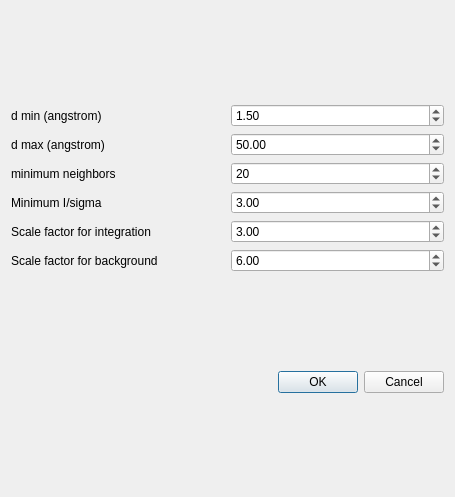
The window that apps/nsxqt/ui/DialogCalculatedPeaks.ui (k61n/openhkl) describes before a commit, drawn with Qt 5.
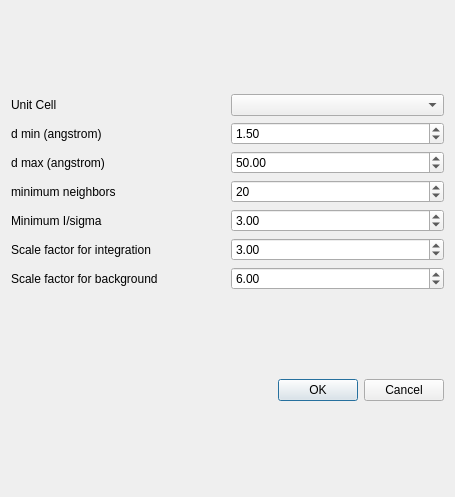
The same window after the commit.

The edit to the form file:
```diff
--- a/apps/nsxqt/ui/DialogCalculatedPeaks.ui
+++ b/apps/nsxqt/ui/DialogCalculatedPeaks.ui
@@ -26,8 +26,18 @@
    </item>
    <item row="1" column="0">
     <layout class="QGridLayout" name="gridLayout_2">
-     <item row="6" column="1">
-      <widget class="QDoubleSpinBox" name="peakScaleSpinBox">
+     <item row="1" column="0">
+      <widget class="QLabel" name="label">
+       <property name="text">
+        <string>d min (angstrom)</string>
+       </property>
+      </widget>
+     </item>
+     <item row="4" column="2">
+      <widget class="QDoubleSpinBox" name="sigmaSpinBox">
+       <property name="maximum">
+        <double>100000.000000000000000</double>
+       </property>
        <property name="singleStep">
         <double>0.100000000000000</double>
        </property>
@@ -36,7 +46,7 @@
        </property>
       </widget>
      </item>
-     <item row="2" column="1">
+     <item row="3" column="2">
       <widget class="QSpinBox" name="neighborSpinBox">
        <property name="maximum">
         <number>100000</number>
@@ -46,54 +56,21 @@
        </property>
       </widget>
      </item>
+     <item row="8" column="0">
+      <widget class="QLabel" name="label_9">
+       <property name="text">
+        <string>Scale factor for background</string>
+       </property>
+      </widget>
+     </item>
      <item row="2" column="0">
-      <widget class="QLabel" name="label_5">
-       <property name="text">
-        <string>minimum neighbors</string>
-       </property>
-      </widget>
-     </item>
-     <item row="0" column="1">
-      <widget class="QDoubleSpinBox" name="dMinSpinBox">
-       <property name="maximum">
-        <double>1000.000000000000000</double>
-       </property>
-       <property name="singleStep">
-        <double>0.010000000000000</double>
-       </property>
-       <property name="value">
-        <double>1.500000000000000</double>
-       </property>
-      </widget>
-     </item>
-     <item row="1" column="0">
       <widget class="QLabel" name="label_2">
        <property name="text">
         <string>d max (angstrom)</string>
        </property>
       </widget>
      </item>
-     <item row="0" column="0">
-      <widget class="QLabel" name="label">
-       <property name="text">
-        <string>d min (angstrom)</string>
-       </property>
-      </widget>
-     </item>
-     <item row="1" column="1">
-      <widget class="QDoubleSpinBox" name="dMaxSpinBox">
-       <property name="maximum">
-        <double>1000.000000000000000</double>
-       </property>
-       <property name="singleStep">
-        <double>0.010000000000000</double>
-       </property>
-       <property name="value">
-        <double>50.000000000000000</double>
-       </property>
-      </widget>
-     </item>
-     <item row="7" column="1">
+     <item row="8" column="2">
       <widget class="QDoubleSpinBox" name="bkgScaleSpinBox">
        <property name="singleStep">
         <double>0.100000000000000</double>
@@ -103,40 +80,73 @@
        </property>
       </widget>
      </item>
-     <item row="6" column="0">
+     <item row="7" column="0">
       <widget class="QLabel" name="label_8">
        <property name="text">
         <string>Scale factor for integration</string>
        </property>
       </widget>
      </item>
-     <item row="7" column="0">
-      <widget class="QLabel" name="label_9">
-       <property name="text">
-        <string>Scale factor for background</string>
-       </property>
-      </widget>
-     </item>
-     <item row="3" column="1">
-      <widget class="QDoubleSpinBox" name="sigmaSpinBox">
+     <item row="2" column="2">
+      <widget class="QDoubleSpinBox" name="dMaxSpinBox">
        <property name="maximum">
-        <double>100000.000000000000000</double>
+        <double>1000.000000000000000</double>
        </property>
        <property name="singleStep">
         <double>0.100000000000000</double>
        </property>
        <property name="value">
-        <double>3.000000000000000</double>
+        <double>50.000000000000000</double>
        </property>
       </widget>
      </item>
      <item row="3" column="0">
+      <widget class="QLabel" name="label_5">
+       <property name="text">
+        <string>minimum neighbors</string>
+       </property>
+      </widget>
+     </item>
+     <item row="1" column="2">
+      <widget class="QDoubleSpinBox" name="dMinSpinBox">
+       <property name="maximum">
+        <double>1000.000000000000000</double>
+       </property>
+       <property name="singleStep">
+        <double>0.010000000000000</double>
+       </property>
+       <property name="value">
+        <double>1.500000000000000</double>
+       </property>
+      </widget>
+     </item>
+     <item row="4" column="0">
       <widget class="QLabel" name="label_10">
        <property name="text">
         <string>Minimum I/sigma</string>
        </property>
       </widget>
      </item>
+     <item row="7" column="2">
+      <widget class="QDoubleSpinBox" name="peakScaleSpinBox">
+       <property name="singleStep">
+        <double>0.100000000000000</double>
+       </property>
+       <property name="value">
+        <double>3.000000000000000</double>
+       </property>
+      </widget>
+     </item>
+     <item row="0" column="2">
+      <widget class="QComboBox" name="comboBoxUC"/>
+     </item>
+     <item row="0" column="0">
+      <widget class="QLabel" name="label_3">
+       <property name="text">
+        <string>Unit Cell</string>
+       </property>
+      </widget>
+     </item>
     </layout>
    </item>
   </layout>
```
Left out of the diff: 2 changed lines with no effect on the pictures.
